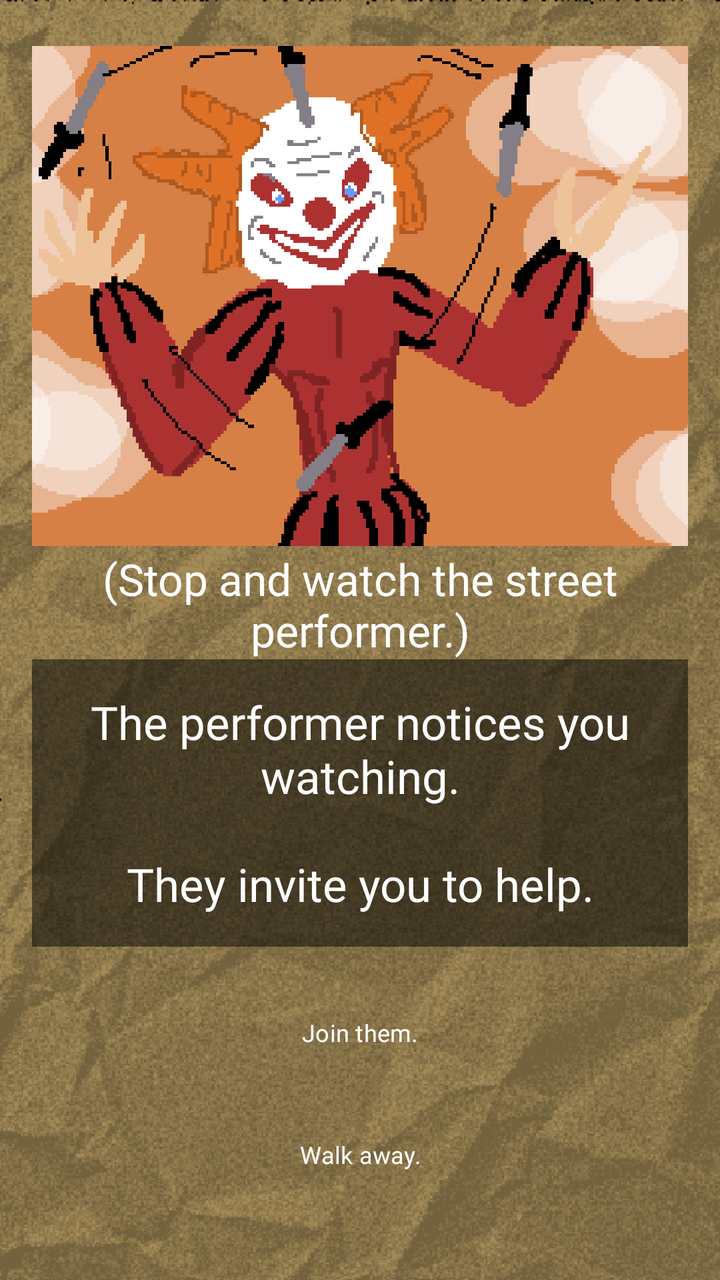
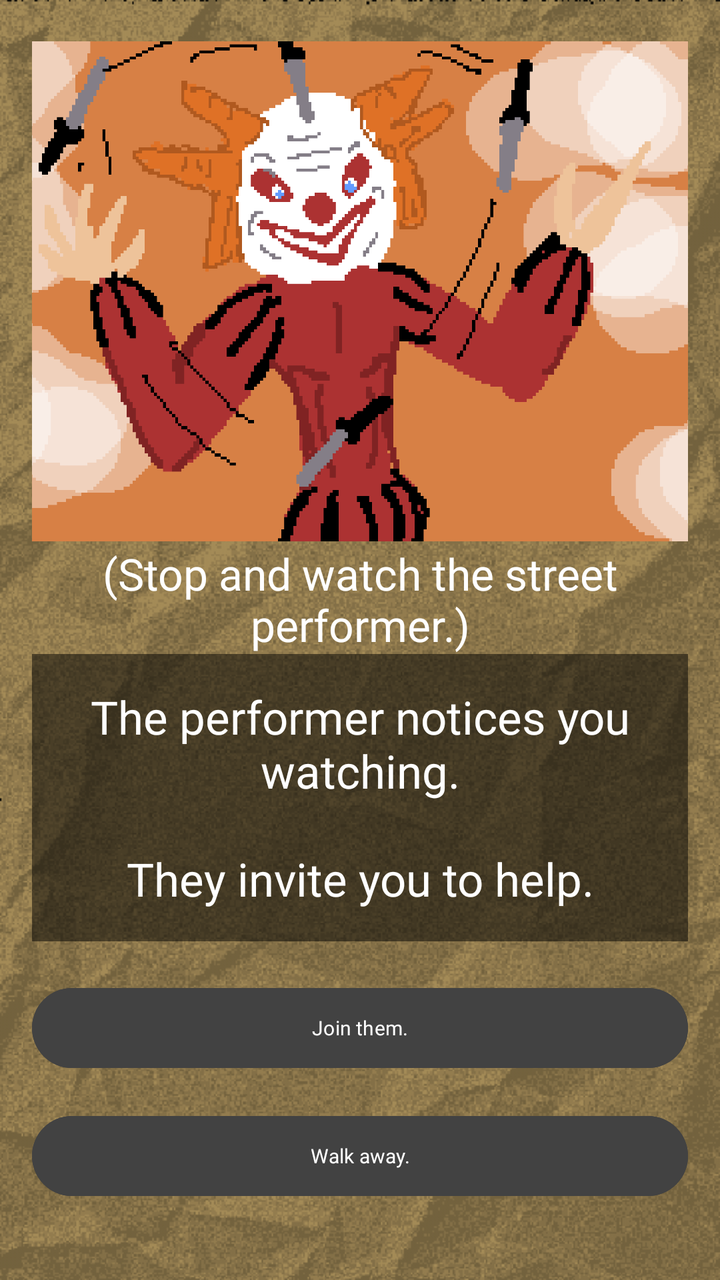

Compare the two renders of this Android layout. The source of the first and the diff that turns it into the second are given below.
<!-- AndroidManifest.xml: application theme Theme.ChoiceQuest -->
<!-- res/layout/activity_page2_2_2_2.xml -->
<?xml version="1.0" encoding="utf-8"?>
<LinearLayout xmlns:android="http://schemas.android.com/apk/res/android"
    xmlns:app="http://schemas.android.com/apk/res-auto"
    xmlns:tools="http://schemas.android.com/tools"
    android:id="@+id/page2_2_2_2"
    android:layout_width="match_parent"
    android:layout_height="match_parent"
    android:background="@drawable/papertexture_"
    android:backgroundTint="#f8e7c2"
    android:backgroundTintMode="multiply"
    android:gravity="center"
    android:orientation="vertical"
    android:padding="16dp"
    tools:context=".Page2_2_2_2">

    <View
        android:layout_width="match_parent"
        android:layout_height="0dp"
        android:layout_weight="1"/>

    <ImageView
        android:id="@+id/imageView"
        android:layout_width="412dp"
        android:layout_height="250dp"
        android:src="@drawable/page2_2_2_2"/>

    <View
        android:layout_width="match_parent"
        android:layout_height="1dp"
        android:layout_weight="0.1" />
    <TextView
        android:layout_width="match_parent"
        android:layout_height="55dp"
        android:gravity="center"
        android:fontFamily="@font/pixelspace"
        android:textSize="22sp"
        android:text="(Stop and watch the street performer.)"
        android:textColor="@color/white"/>

    <TextView
        android:layout_width="match_parent"
        android:layout_height="wrap_content"
        android:id="@+id/tv_page2_2_2_2"
        android:fontFamily="@font/pixelgame_font"
        android:gravity="center"
        android:padding="16dp"
        android:background="#80000000"
        android:text="The performer notices you watching.\n\nThey invite you to help."
        android:textColor="@color/white"
        android:textSize="23sp"
        android:layout_marginBottom="16dp"/>

    <View
        android:layout_width="match_parent"
        android:layout_height="1dp"
        android:layout_weight="0.5"/>
    <Button
        android:id="@+id/btnStayHelp"
        android:layout_width="410dp"
        android:layout_height="45dp"
        android:text="Join them."
        android:background="@android:color/transparent"
        android:fontFamily="@font/quest_font"
        android:textSize="12sp"
        android:layout_marginBottom="16dp"
        android:onClick="page2_2_2_2_1"/>

    <Button
        android:id="@+id/btnLeaveTell"
        android:layout_width="410dp"
        android:layout_height="45dp"
        android:layout_marginBottom="16dp"
        android:background="@android:color/transparent"
        android:fontFamily="@font/quest_font"
        android:text="Walk away."
        android:textSize="12sp"
        android:onClick="page2_2_2_2_2"/>

    <View
        android:layout_width="match_parent"
        android:layout_height="1dp"
        android:layout_weight="1"/>

</LinearLayout>
<!-- resources referenced by this layout -->
<resources>
  <color name="white">#FFFFFF</color>
  <!-- drawable page2_2_2_2: png bitmap (drawable, 33915 bytes) -->
  <!-- drawable papertexture_: png bitmap (drawable, 156948 bytes) -->
  <style name="Theme.ChoiceQuest" parent="Base.Theme.ChoiceQuest" />
  <style name="Base.Theme.ChoiceQuest" parent="Theme.Material3.DayNight.NoActionBar">
          
          
      </style>
</resources>

<!-- the commit's change to res/layout/activity_page2_2_2_2.xml (unified diff, before → after) -->
@@ -56,24 +56,26 @@
         android:layout_weight="0.5"/>
     <Button
         android:id="@+id/btnStayHelp"
-        android:layout_width="410dp"
-        android:layout_height="45dp"
+        android:layout_width="match_parent"
+        android:layout_height="wrap_content"
         android:text="Join them."
-        android:background="@android:color/transparent"
+       android:textSize="10sp"
+        android:textColor="@color/white"
+        android:backgroundTint="@color/cardview_dark_background"
         android:fontFamily="@font/quest_font"
-        android:textSize="12sp"
         android:layout_marginBottom="16dp"
         android:onClick="page2_2_2_2_1"/>
 
     <Button
         android:id="@+id/btnLeaveTell"
-        android:layout_width="410dp"
-        android:layout_height="45dp"
+        android:layout_width="match_parent"
+        android:layout_height="wrap_content"
         android:layout_marginBottom="16dp"
-        android:background="@android:color/transparent"
+       android:textSize="10sp"
+        android:textColor="@color/white"
+        android:backgroundTint="@color/cardview_dark_background"
         android:fontFamily="@font/quest_font"
         android:text="Walk away."
-        android:textSize="12sp"
         android:onClick="page2_2_2_2_2"/>
 
     <View
